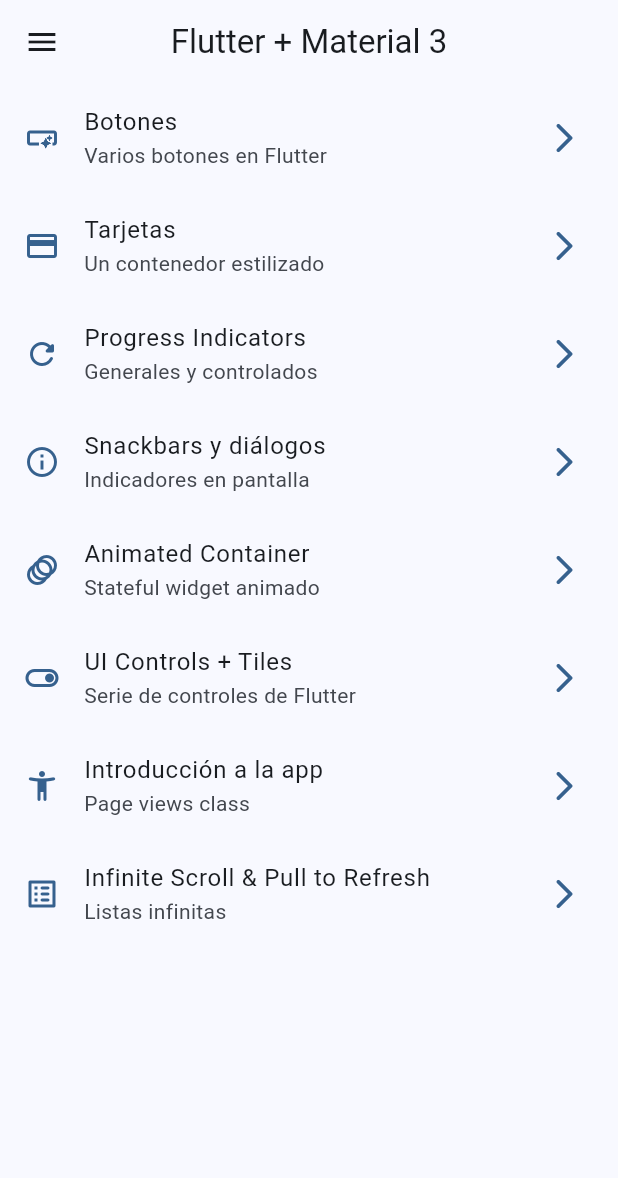
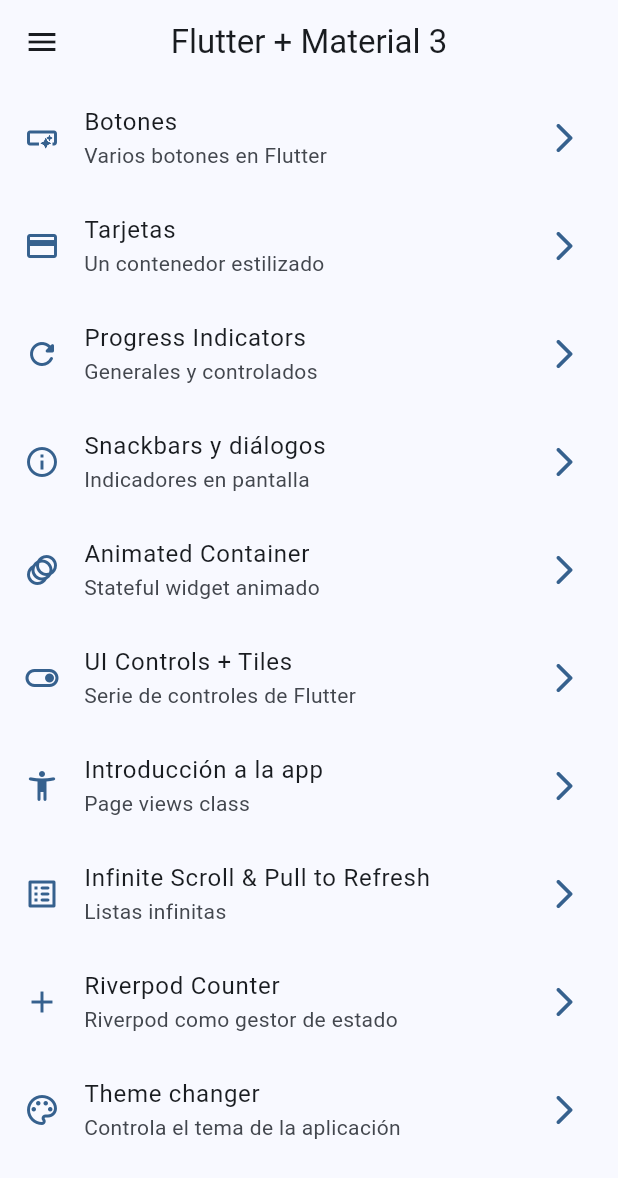
Before and after one commit to ValentinOsvaldo/flutter-course, a Flutter app: the screen it shows after launch, on a phone screen of 412 x 824 dp. Shown: the top 1178 px of the screen. Run offline on Flutter 3.47's test engine with Material 2 defaults, Android fonts, the phone set to English and light mode, and no system bars; our stand-ins replace animate_do, dio, flutter_riverpod, go_router, video_player.

Commit message:
Antes del state notifier

```diff
--- a/widgets_app/lib/config/menu/menu_items.dart
+++ b/widgets_app/lib/config/menu/menu_items.dart
@@ -62,4 +62,16 @@ const appMenuItems = <MenuItem>[
     link: '/infinite',
     icon: Icons.list_alt_rounded,
   ),
+  MenuItem(
+    title: 'Riverpod Counter',
+    subTitle: 'Riverpod como gestor de estado',
+    link: '/counter',
+    icon: Icons.add,
+  ),
+  MenuItem(
+    title: 'Theme changer',
+    subTitle: 'Controla el tema de la aplicación',
+    link: '/theme-changer',
+    icon: Icons.color_lens_outlined,
+  ),
 ];
--- a/widgets_app/lib/config/router/app_router.dart
+++ b/widgets_app/lib/config/router/app_router.dart
@@ -50,5 +50,15 @@ final appRouter = GoRouter(
       name: InfiniteScrollScreen.name,
       builder: (context, state) => const InfiniteScrollScreen(),
     ),
+    GoRoute(
+      path: '/counter',
+      name: CounterScreen.name,
+      builder: (context, state) => const CounterScreen(),
+    ),
+    GoRoute(
+      path: '/theme-changer',
+      name: ThemeChangerScreen.name,
+      builder: (context, state) => const ThemeChangerScreen(),
+    ),
   ],
 );
--- a/widgets_app/lib/config/theme/app_theme.dart
+++ b/widgets_app/lib/config/theme/app_theme.dart
@@ -14,8 +14,9 @@ const colorList = <Color>[
 
 class AppTheme {
   final int selectedColor;
+  final bool darkTheme;
 
-  AppTheme({this.selectedColor = 0})
+  AppTheme({this.selectedColor = 0, this.darkTheme = false})
       : assert(selectedColor >= 0, 'Selected colors must be greater than 0'),
         assert(selectedColor < colorList.length,
             'Selected colors must be less or equal than ${colorList.length}');
@@ -24,5 +25,6 @@ class AppTheme {
         useMaterial3: true,
         colorSchemeSeed: colorList[selectedColor],
         appBarTheme: const AppBarTheme(centerTitle: true),
+        brightness: darkTheme ? Brightness.dark : Brightness.light,
       );
 }
--- a/widgets_app/lib/main.dart
+++ b/widgets_app/lib/main.dart
@@ -1,22 +1,31 @@
 import 'package:flutter/material.dart';
+import 'package:flutter_riverpod/flutter_riverpod.dart';
 import 'package:widgets_app/config/theme/app_theme.dart';
+import 'package:widgets_app/presentation/providers/theme_provider.dart';
 
 import 'config/router/app_router.dart';
 
 void main() {
-  runApp(const MainApp());
+  runApp(
+    const ProviderScope(
+      child: MainApp(),
+    ),
+  );
 }
 
-class MainApp extends StatelessWidget {
+class MainApp extends ConsumerWidget {
   const MainApp({super.key});
 
   @override
-  Widget build(BuildContext context) {
+  Widget build(BuildContext context, WidgetRef ref) {
     return MaterialApp.router(
       title: 'Flutter Widgets',
       routerConfig: appRouter,
       debugShowCheckedModeBanner: false,
-      theme: AppTheme(selectedColor: 0).getTheme(),
+      theme: AppTheme(
+        selectedColor: ref.watch(selectedColorProvider),
+        darkTheme: ref.watch(isDarkModeProvider),
+      ).getTheme(),
     );
   }
 }
--- /dev/null
+++ b/widgets_app/lib/presentation/providers/counter_provider.dart
@@ -0,0 +1,3 @@
+import 'package:flutter_riverpod/flutter_riverpod.dart';
+
+final counterProvider = StateProvider((ref) => 10);
--- /dev/null
+++ b/widgets_app/lib/presentation/providers/theme_provider.dart
@@ -0,0 +1,9 @@
+import 'package:flutter_riverpod/flutter_riverpod.dart';
+import 'package:widgets_app/config/theme/app_theme.dart';
+
+final isDarkModeProvider = StateProvider<bool>((ref) => false);
+
+// Listado de colores inmutables
+final colorListProvider = Provider((ref) => colorList);
+
+final selectedColorProvider = StateProvider((ref) => 0);
--- a/widgets_app/lib/presentation/screens/home/home_screen.dart
+++ b/widgets_app/lib/presentation/screens/home/home_screen.dart
@@ -47,18 +47,18 @@ class _CustomListTile extends StatelessWidget {
 
   @override
   Widget build(BuildContext context) {
-    final colors = Theme.of(context);
+    final colors = Theme.of(context).colorScheme;
 
     return ListTile(
       leading: Icon(
         menuItem.icon,
-        color: colors.primaryColor,
+        color: colors.primary,
       ),
       title: Text(menuItem.title),
       subtitle: Text(menuItem.subTitle),
       trailing: Icon(
         Icons.arrow_forward_ios_rounded,
-        color: colors.primaryColor,
+        color: colors.primary,
       ),
       onTap: () {
         // Navigator.of(context).push(
--- a/widgets_app/lib/presentation/screens/screens.dart
+++ b/widgets_app/lib/presentation/screens/screens.dart
@@ -1,3 +1,4 @@
+export 'package:widgets_app/presentation/screens/theme_changer/theme_changer_screen.dart';
 export 'package:widgets_app/presentation/screens/app_tutorial/app_tutorial_screen.dart';
 export 'package:widgets_app/presentation/screens/infinite_scroll/infinite_scroll_screen.dart';
 export 'package:widgets_app/presentation/screens/progress/progress_screen.dart';
@@ -7,3 +8,4 @@ export 'package:widgets_app/presentation/screens/animated/animated_screen.dart';
 export 'package:widgets_app/presentation/screens/buttons/buttons_screen.dart';
 export 'package:widgets_app/presentation/screens/cards/cards_screen.dart';
 export 'package:widgets_app/presentation/screens/home/home_screen.dart';
+export 'package:widgets_app/presentation/screens/counter/counter_screen.dart';
--- a/widgets_app/pubspec.yaml
+++ b/widgets_app/pubspec.yaml
@@ -10,6 +10,7 @@ dependencies:
   animate_do: ^3.0.2
   flutter:
     sdk: flutter
+  flutter_riverpod: ^2.3.6
   go_router: ^7.0.0
 
 dev_dependencies:
```
Also changed, not shown: widgets_app/lib/presentation/screens/counter/counter_screen.dart (added, +47 -0 lines), widgets_app/lib/presentation/screens/theme_changer/theme_changer_screen.dart (added, +64 -0 lines), widgets_app/pubspec.lock.
